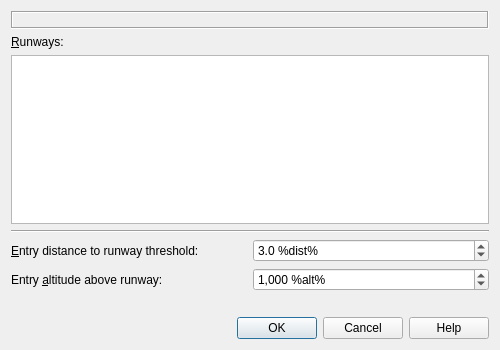
Before: the Qt Designer form src/route/customproceduredialog.ui in albar965/littlenavmap, drawn with Qt 5.
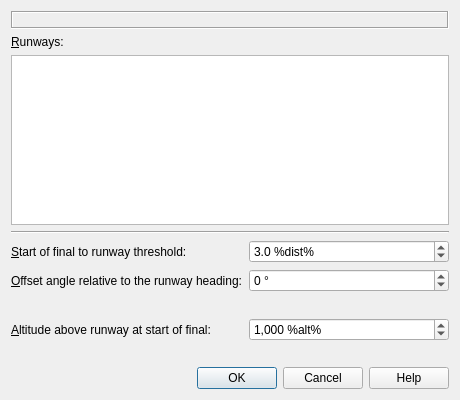
After: the same form once the commit is applied.

Commit message: Changed all context menus to use better names. Select departure and destination runway instead of custom approaches. Added selection for departure and destination runways to flight plan main menu. Added saving and loading of departure runways to LNMPLN flight plan. Approach runway can now be saved with an offset course. Reorganized all context menus and put flight plan related actions to top. Improvements in runway selection dialog: Initial focus and now considering airports with no runways. albar965/littlenavmap#696

Diff of the .ui file:
```diff
--- a/src/route/customproceduredialog.ui
+++ b/src/route/customproceduredialog.ui
@@ -6,8 +6,8 @@
    <rect>
     <x>0</x>
     <y>0</y>
-    <width>500</width>
-    <height>350</height>
+    <width>460</width>
+    <height>400</height>
    </rect>
   </property>
   <property name="windowTitle">
@@ -43,8 +43,56 @@
      </property>
     </widget>
    </item>
+   <item row="10" column="0" colspan="2">
+    <widget class="QDialogButtonBox" name="buttonBoxCustomProc">
+     <property name="orientation">
+      <enum>Qt::Horizontal</enum>
+     </property>
+     <property name="standardButtons">
+      <set>QDialogButtonBox::Cancel|QDialogButtonBox::Help|QDialogButtonBox::Ok</set>
+     </property>
+    </widget>
+   </item>
+   <item row="4" column="0">
+    <widget class="QLabel" name="labelCustomProcRunwayDist">
+     <property name="text">
+      <string>&amp;Start of final to runway threshold:</string>
+     </property>
+     <property name="buddy">
+      <cstring>doubleSpinBoxCustomProcDist</cstring>
+     </property>
+    </widget>
+   </item>
+   <item row="5" column="1">
+    <widget class="QSpinBox" name="spinBoxCustomProcAngle">
+     <property name="toolTip">
+      <string>Positive angles turn the final leg clockwise in relation to the runway heading and negative values turn it counter clockwise.</string>
+     </property>
+     <property name="statusTip">
+      <string>Altitude at the initial fix</string>
+     </property>
+     <property name="showGroupSeparator" stdset="0">
+      <bool>true</bool>
+     </property>
+     <property name="suffix">
+      <string> °</string>
+     </property>
+     <property name="minimum">
+      <number>-90</number>
+     </property>
+     <property name="maximum">
+      <number>90</number>
+     </property>
+     <property name="singleStep">
+      <number>5</number>
+     </property>
+     <property name="value">
+      <number>0</number>
+     </property>
+    </widget>
+   </item>
    <item row="6" column="0" colspan="2">
-    <widget class="QLabel" name="labelCustomProcSlope">
+    <widget class="QLabel" name="labelCustomProcAngle">
      <property name="text">
       <string/>
      </property>
@@ -57,6 +105,9 @@
      <property name="margin">
       <number>5</number>
      </property>
+     <property name="textInteractionFlags">
+      <set>Qt::LinksAccessibleByMouse|Qt::TextSelectableByMouse</set>
+     </property>
     </widget>
    </item>
    <item row="2" column="0" colspan="2">
@@ -86,7 +137,7 @@
       <enum>QAbstractItemView::ScrollPerPixel</enum>
      </property>
      <property name="showGrid">
-      <bool>false</bool>
+      <bool>true</bool>
      </property>
      <property name="wordWrap">
       <bool>false</bool>
@@ -95,7 +146,7 @@
       <bool>false</bool>
      </property>
      <attribute name="horizontalHeaderVisible">
-      <bool>false</bool>
+      <bool>true</bool>
      </attribute>
      <attribute name="horizontalHeaderMinimumSectionSize">
       <number>20</number>
@@ -108,20 +159,30 @@
      </attribute>
     </widget>
    </item>
-   <item row="7" column="0" colspan="2">
-    <widget class="QDialogButtonBox" name="buttonBoxCustomProc">
-     <property name="orientation">
-      <enum>Qt::Horizontal</enum>
+   <item row="1" column="0">
+    <widget class="QLabel" name="labelCustomProcRunway">
+     <property name="text">
+      <string>&amp;Runways:</string>
      </property>
-     <property name="standardButtons">
-      <set>QDialogButtonBox::Cancel|QDialogButtonBox::Help|QDialogButtonBox::Ok</set>
+     <property name="buddy">
+      <cstring>tableWidgetCustomProcRunway</cstring>
+     </property>
+    </widget>
+   </item>
+   <item row="5" column="0">
+    <widget class="QLabel" name="labelCustomProcRunwayAngle">
+     <property name="text">
+      <string>&amp;Offset angle relative to the runway heading:</string>
+     </property>
+     <property name="buddy">
+      <cstring>spinBoxCustomProcAngle</cstring>
      </property>
     </widget>
    </item>
    <item row="4" column="1">
     <widget class="QDoubleSpinBox" name="doubleSpinBoxCustomProcDist">
      <property name="statusTip">
-      <string>Distance from the initial fix to the runway threshold.</string>
+      <string/>
      </property>
      <property name="showGroupSeparator" stdset="0">
       <bool>true</bool>
@@ -146,17 +207,26 @@
      </property>
     </widget>
    </item>
-   <item row="1" column="0">
-    <widget class="QLabel" name="labelCustomProcRunway">
+   <item row="9" column="0" colspan="2">
+    <widget class="QLabel" name="labelCustomProcSlope">
      <property name="text">
-      <string>&amp;Runways:</string>
+      <string/>
      </property>
-     <property name="buddy">
-      <cstring>tableWidgetCustomProcRunway</cstring>
+     <property name="alignment">
+      <set>Qt::AlignRight|Qt::AlignTrailing|Qt::AlignVCenter</set>
+     </property>
+     <property name="wordWrap">
+      <bool>true</bool>
+     </property>
+     <property name="margin">
+      <number>5</number>
+     </property>
+     <property name="textInteractionFlags">
+      <set>Qt::LinksAccessibleByMouse|Qt::TextSelectableByMouse</set>
      </property>
     </widget>
    </item>
-   <item row="5" column="1">
+   <item row="7" column="1">
     <widget class="QSpinBox" name="spinBoxCustomProcAlt">
      <property name="statusTip">
       <string>Altitude at the initial fix</string>
@@ -181,26 +251,16 @@
      </property>
     </widget>
    </item>
-   <item row="5" column="0">
+   <item row="7" column="0">
     <widget class="QLabel" name="labelCustomProcRunwayAlt">
      <property name="text">
-      <string>Entry &amp;altitude above runway:</string>
+      <string>&amp;Altitude above runway at start of final:</string>
      </property>
      <property name="buddy">
       <cstring>spinBoxCustomProcAlt</cstring>
      </property>
     </widget>
    </item>
-   <item row="4" column="0">
-    <widget class="QLabel" name="labelCustomProcRunwayDist">
-     <property name="text">
-      <string>&amp;Entry distance to runway threshold:</string>
-     </property>
-     <property name="buddy">
-      <cstring>doubleSpinBoxCustomProcDist</cstring>
-     </property>
-    </widget>
-   </item>
   </layout>
  </widget>
  <tabstops>
```
Left out of the diff: 1 changed line with no effect on the pictures. The commit also changes 31 other files.
